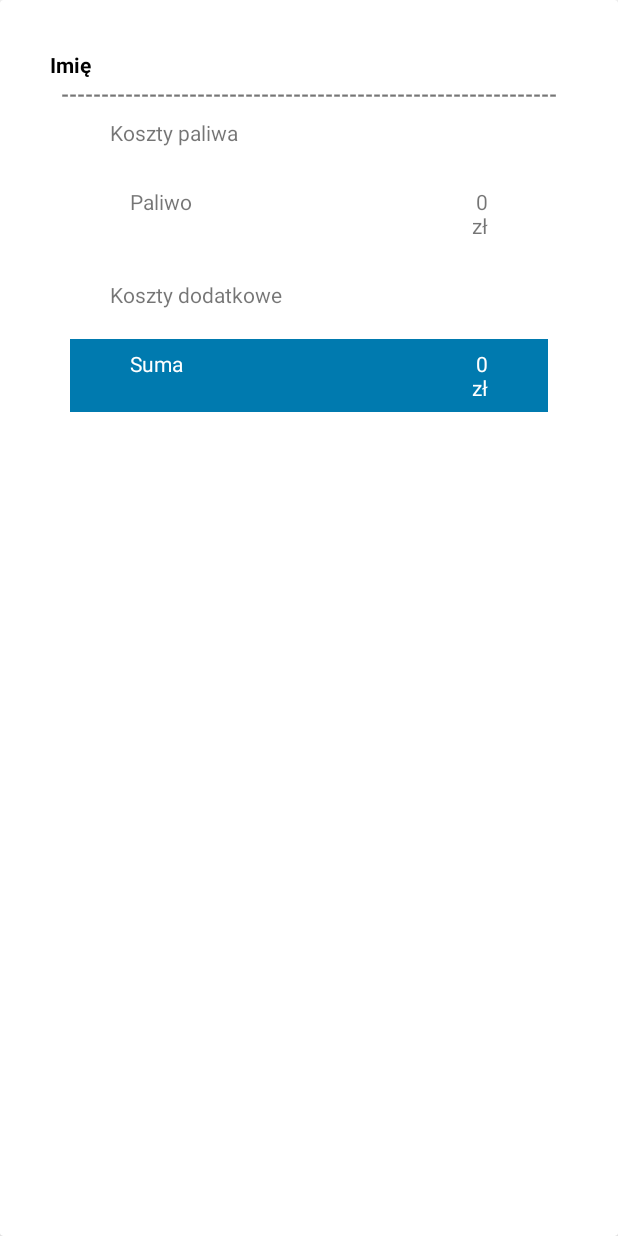
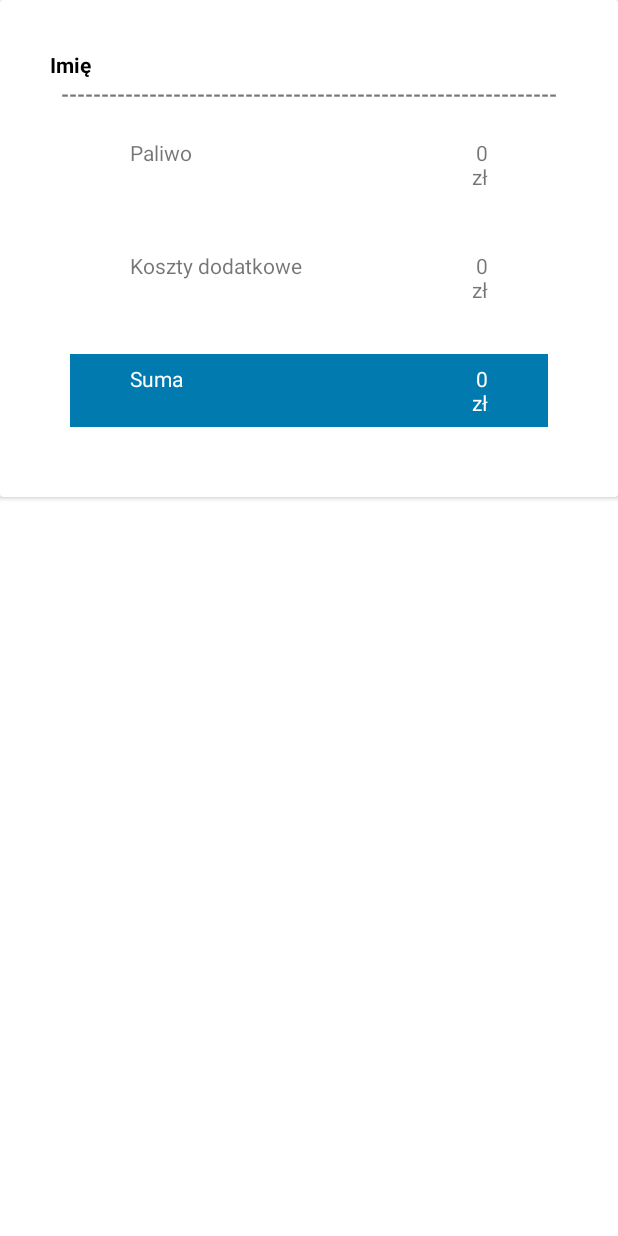
Before and after one commit to Bodzioss/TripCostCalculatorKotlin, an Android app: the layout passenger_card_view.xml on its own in the app's theme, with its tools: preview values and no code run, on a phone screen of 412 x 824 dp. Run offline under Robolectric (Android 15) with nearby library versions, the phone set to English and light mode, and no system bars.

```diff
--- a/app/src/main/java/com/example/tripcostcalculator_kotlin/mainview/AdditionalCost.kt
+++ b/app/src/main/java/com/example/tripcostcalculator_kotlin/mainview/AdditionalCost.kt
@@ -1,6 +1,10 @@
 package com.example.tripcostcalculator_kotlin.mainview
 
+import android.os.Parcelable
+import kotlinx.android.parcel.Parcelize
+
+@Parcelize
 data class AdditionalCost (
     val name: String,
     val price: Double
-)
+): Parcelable
--- a/app/src/main/java/com/example/tripcostcalculator_kotlin/mainview/AdditionalCostAdapter.kt
+++ b/app/src/main/java/com/example/tripcostcalculator_kotlin/mainview/AdditionalCostAdapter.kt
@@ -57,4 +57,8 @@ class AdditionalCostAdapter (private val additionalCosts : MutableList<Additiona
         }
         return additionalCostPrice.toString() + "zł"
     }
+
+    fun  getAdditionalCosts(): MutableCollection<AdditionalCost>? {
+        return additionalCosts
+    }
 }
--- a/app/src/main/java/com/example/tripcostcalculator_kotlin/mainview/MainActivity.kt
+++ b/app/src/main/java/com/example/tripcostcalculator_kotlin/mainview/MainActivity.kt
@@ -26,7 +26,7 @@ class MainActivity : AppCompatActivity(), PassengerClickListener, AdditionalCost
             val passengerDistance = passengerDistanceInput.text.toString()
             if(passengerName.isNotEmpty() && passengerDistance.isNotEmpty())
             {
-                val passenger = Passenger(passengerName,passengerDistance.toDouble())
+                val passenger = Passenger(passengerName,passengerDistance.toDouble(),0.0,0.0)
                 passengerAdapter.addPassenger(passenger)
             }
         }
@@ -52,10 +52,13 @@ class MainActivity : AppCompatActivity(), PassengerClickListener, AdditionalCost
             val fuelCost = fuelCostInput.text.toString().toDouble()
             val sumFuelCost: String = passengerAdapter.sumFuelCost(fuelCost,combustion)
             val additionalCostPrice: String = additionalCostAdapter.sumAdditionalCosts() + "zł"
+            passengerAdapter.calculatePassengers(combustion, fuelCost, additionalCostAdapter.getAdditionalCosts())
 
             val intent = Intent(this, ResultActivity::class.java)
             intent.putExtra("sumFuelCost",sumFuelCost)
+            intent.putExtra("sumAdditionalCosts",additionalCostPrice)
             intent.putParcelableArrayListExtra("passengers",ArrayList(passengerAdapter.getPassengers()))
+            intent.putParcelableArrayListExtra("additionalCosts",ArrayList(additionalCostAdapter.getAdditionalCosts()))
             fuelCostUnit.text = sumFuelCost
             startActivity(intent)
         }
--- a/app/src/main/java/com/example/tripcostcalculator_kotlin/mainview/Passenger.kt
+++ b/app/src/main/java/com/example/tripcostcalculator_kotlin/mainview/Passenger.kt
@@ -6,5 +6,7 @@ import java.util.Base64.Decoder
 @Parcelize
 data class Passenger(
     val name: String,
-    val distance: Double
+    val distance: Double,
+    var fuelCost: Double,
+    var additionalCost: Double
 ):Parcelable
--- a/app/src/main/res/layout/passenger_card_view.xml
+++ b/app/src/main/res/layout/passenger_card_view.xml
@@ -2,7 +2,8 @@
 <androidx.cardview.widget.CardView xmlns:android="http://schemas.android.com/apk/res/android"
     xmlns:app="http://schemas.android.com/apk/res-auto"
     android:layout_width="match_parent"
-    android:layout_height="match_parent">
+    android:layout_height="wrap_content"
+    android:id="@+id/passengerCardView">
 
     <LinearLayout
         android:layout_width="match_parent"
@@ -33,15 +34,6 @@
             android:textAlignment="center"
             android:textStyle="bold" />
 
-        <TextView
-            android:id="@+id/textView9"
-            android:layout_width="226dp"
-            android:layout_height="wrap_content"
-            android:layout_marginLeft="50px"
-            android:layout_weight="1"
-            android:padding="10px"
-            android:text="Koszty paliwa" />
-
         <LinearLayout
             android:layout_width="match_parent"
             android:layout_height="match_parent"
@@ -69,19 +61,33 @@
                 android:textAlignment="viewEnd" />
         </LinearLayout>
 
+        <LinearLayout
+            android:layout_width="match_parent"
+            android:layout_height="match_parent"
+            android:layout_margin="20px"
+            android:layout_weight="1"
+            android:background="#00FFFFFF"
+            android:orientation="horizontal">
+
             <TextView
-            android:id="@+id/textView151"
+                android:id="@+id/textView911"
                 android:layout_width="226dp"
                 android:layout_height="wrap_content"
                 android:layout_marginLeft="50px"
                 android:layout_weight="1"
                 android:padding="10px"
                 android:text="Koszty dodatkowe" />
-        <ListView
-            android:layout_width="match_parent"
-            android:layout_height="wrap_content">
 
-        </ListView>
+            <TextView
+                android:id="@+id/additionalCostCardLabel"
+                android:layout_width="wrap_content"
+                android:layout_height="wrap_content"
+                android:layout_marginRight="50px"
+                android:layout_weight="1"
+                android:padding="10px"
+                android:text="0 zł"
+                android:textAlignment="viewEnd" />
+        </LinearLayout>
 
         <LinearLayout
             android:layout_width="match_parent"
```
Also changed, not shown: app/src/main/java/com/example/tripcostcalculator_kotlin/mainview/PassengerAdapter.kt (+22 -0 lines), app/src/main/java/com/example/tripcostcalculator_kotlin/resultview/AdditionalCostListAdapter.kt (added, +39 -0 lines), app/src/main/java/com/example/tripcostcalculator_kotlin/resultview/PassengersResultListAdapters.kt (+17 -3 lines), app/src/main/java/com/example/tripcostcalculator_kotlin/resultview/ResultActivity.kt (+37 -5 lines), app/src/main/res/layout/activity_result.xml (+10 -6 lines), app/src/main/res/layout/additionalcost_card_view.xml (added, +25 -0 lines). Lines whose indentation alone changed are shown as unchanged.
